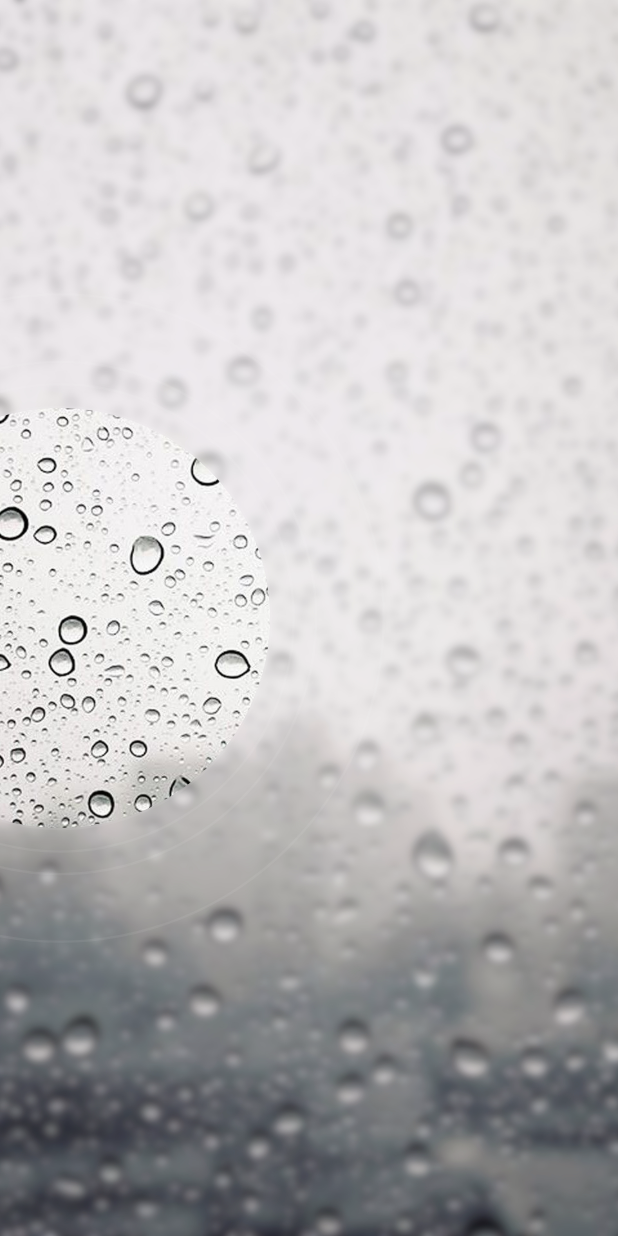
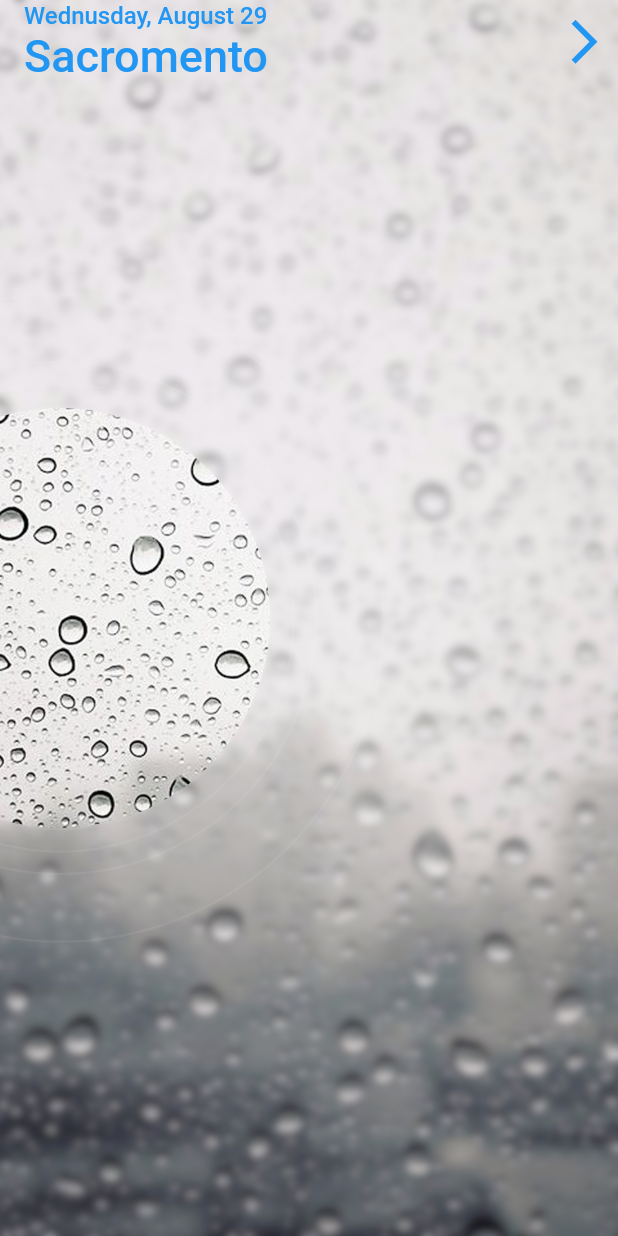
Before and after one commit to atul161/weather_forecast_app, a Flutter app: the screen it shows after launch, on a phone screen of 412 x 824 dp. Run offline on Flutter 3.47's test engine with Material 2 defaults, Android fonts, the phone set to English and light mode, and no system bars.

Commit message:
app bar added

```diff
--- /dev/null
+++ b/lib/forecast/background/app_bar.dart
@@ -0,0 +1,43 @@
+import 'package:flutter/material.dart';
+
+class ForecastAppBar extends StatelessWidget {
+  @override
+  Widget build(BuildContext context) {
+    return  new AppBar( //position has a child as appbar
+      centerTitle: false,
+      backgroundColor: Colors.transparent, //now there is some background properties
+      elevation: 0.0, //the dark area of the appbar gets removed
+      title: new Column(
+        crossAxisAlignment: CrossAxisAlignment.start,
+        children: <Widget>[
+          new Text(
+            'Wednusday, August 29',
+            style: new TextStyle(
+              color: Colors.blue,
+              fontSize: 16.0,
+            ),
+          ),
+          new Text(
+            'Sacromento',
+            style:  new TextStyle(
+              color: Colors.blue,
+              fontSize: 30.0,
+            ),
+          ),
+        ],
+      ),
+      actions: <Widget>[ //appbar provides us with actions and here we can stack up number of icons
+        new IconButton(
+          icon: new Icon(
+            Icons.arrow_forward_ios,
+            color: Colors.blue,
+            size: 35.0,
+          ),
+          onPressed: (){
+            //TODO:method on press of the icon
+          },
+        ),
+      ],
+    );
+  }
+}
--- a/lib/main.dart
+++ b/lib/main.dart
@@ -1,4 +1,5 @@
 import 'package:flutter/material.dart';
+import 'package:weather_forecast_app/forecast/background/app_bar.dart';
 import 'package:weather_forecast_app/forecast/background/background_with_rings.dart';
 
 void main() => runApp(new MyApp());
@@ -8,6 +9,7 @@ class MyApp extends StatelessWidget {
   Widget build(BuildContext context) {
     return new MaterialApp(
       title:'Weather',
+      debugShowCheckedModeBanner: false,
       theme: new ThemeData(
         primarySwatch: Colors.blue,
       ),
@@ -29,6 +31,15 @@ class _MyHomePageState extends State<MyHomePage> {
       body: new Stack(
         children: <Widget>[
           new BackgroundWithRings(),
+
+
+          //next in the stack we are going to have app bar
+          new Positioned( //position widgets are made for stack and they allow us to define the relationship the child widget has with the stack
+            top: 0.0,
+            left: 0.0,
+            right: 0.0,
+            child: new ForecastAppBar(),
+          ),
         ],
       ),
     );
```
